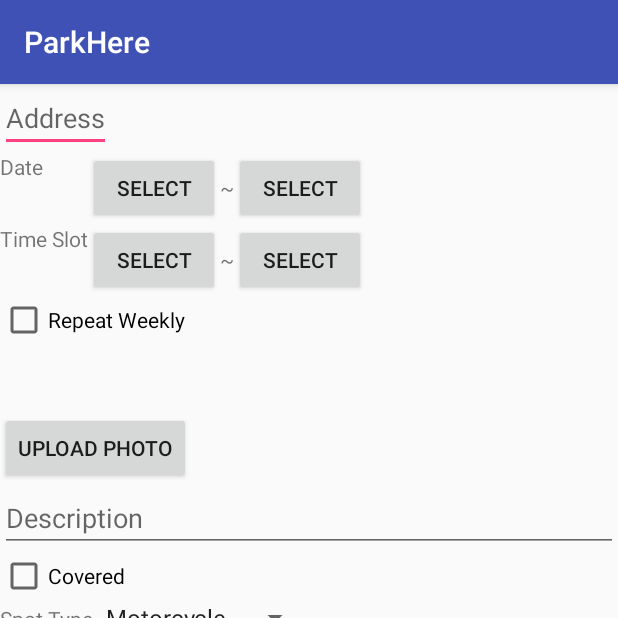
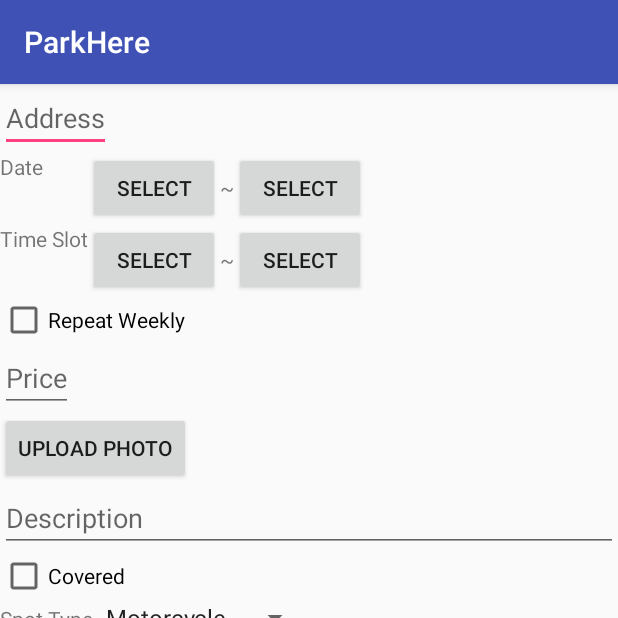
Before and after one commit to baarian13/ParkHere_new, an Android app: the CreateSpotActivity screen opened directly, with no data from a screen before it, on a phone screen of 412 x 824 dp, the top half of it. Run offline under Robolectric (Android 15) with nearby library versions, the phone set to English and light mode, and no system bars.

Commit message:
couldn't see price field in create spot

```diff
--- a/app/src/main/res/layout/activity_create_spot.xml
+++ b/app/src/main/res/layout/activity_create_spot.xml
@@ -80,13 +80,16 @@
                 android:layout_height="wrap_content"
                 android:text="@string/repeat_weekly_label" />
             <!--Price field-->
-            <EditText
-                android:id="@+id/create_spot_price_field"
-                android:layout_width="0px"
-                android:layout_height="wrap_content"
-                android:hint="@string/price_label"
-                android:inputType="textNoSuggestions|numberDecimal"
-                android:text="@string/price_label" />
+            <LinearLayout
+                android:layout_width="wrap_content"
+                android:layout_height="wrap_content">
+                <EditText
+                    android:id="@+id/create_spot_price_field"
+                    android:layout_width="wrap_content"
+                    android:layout_height="wrap_content"
+                    android:hint="@string/price_label"
+                    android:inputType="textNoSuggestions|numberDecimal" />
+            </LinearLayout>
             <!--Photos-->
             <Button
                 android:id="@+id/upload_photo_button"
```
